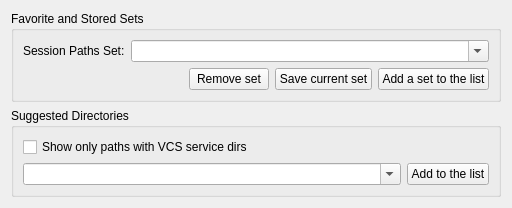
zaufi/kate-cpp-helper-plugin, file src/session_paths_sets.ui: the form before one commit.
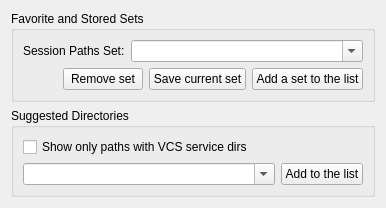
The form after the commit. Custom widgets are drawn as their Qt base class.

Commit message: remove redundand tags from UI files

```diff
--- a/src/session_paths_sets.ui
+++ b/src/session_paths_sets.ui
@@ -2,14 +2,6 @@
 <ui version="4.0">
  <class>SessionPathsSetsWidget</class>
  <widget class="QWidget" name="SessionPathsSetsWidget">
-  <property name="geometry">
-   <rect>
-    <x>0</x>
-    <y>0</y>
-    <width>512</width>
-    <height>187</height>
-   </rect>
-  </property>
   <property name="windowTitle">
    <string>Form</string>
   </property>
```
Left out of the diff: 2 changed lines with no effect on the pictures. The commit also changes 4 other files.
